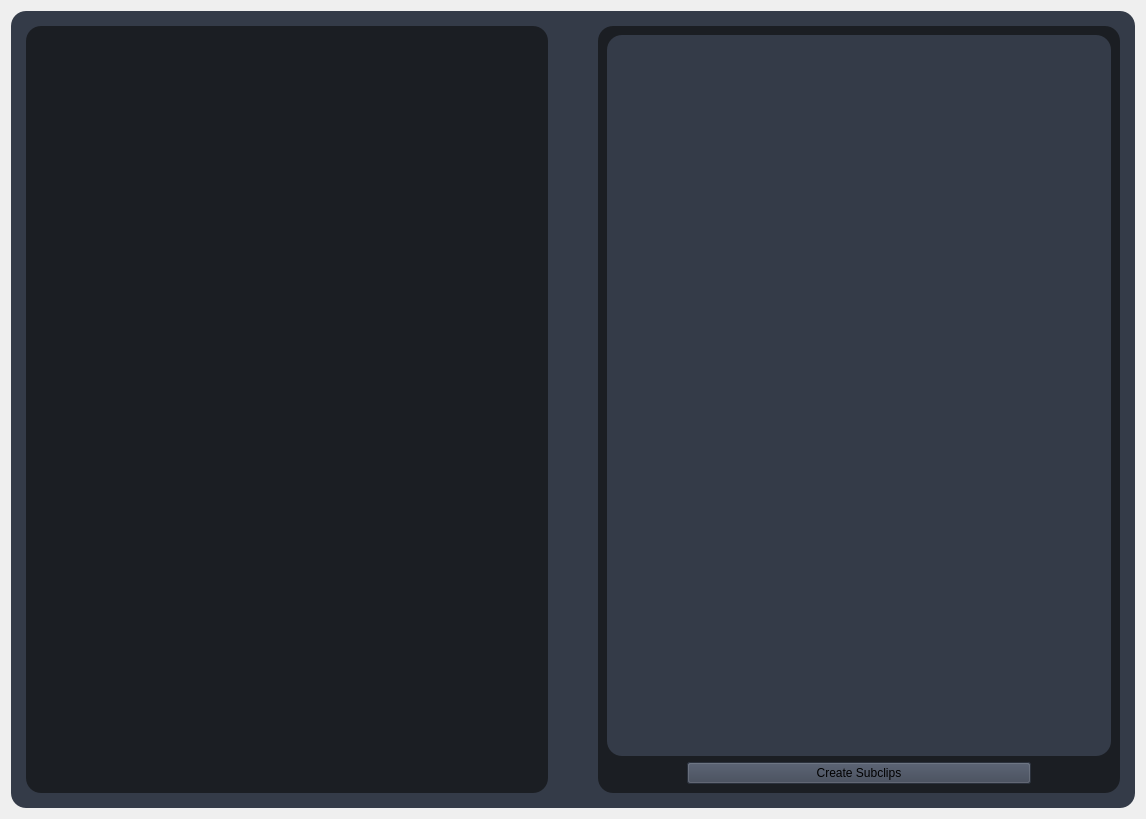
This is gui/uis/pages/main_pages.ui in AlexJrDevs/CroptMedia as Qt 5 draws it before an edit. The edited form follows.
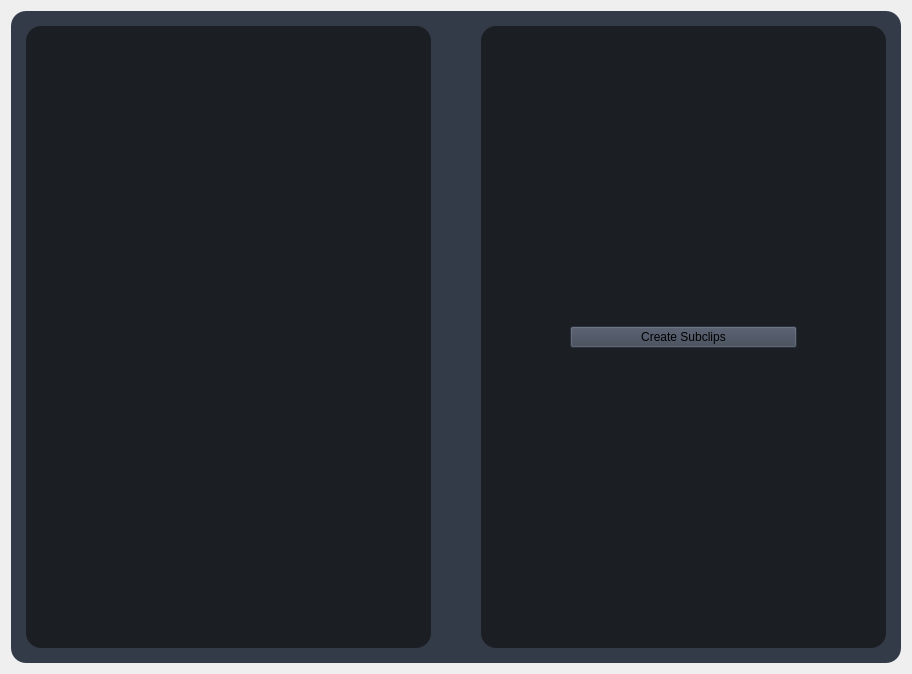
This is the edited form. The open tabs and pages were chosen to show the change.

Patch:
```diff
--- a/gui/uis/pages/main_pages.ui
+++ b/gui/uis/pages/main_pages.ui
@@ -6,8 +6,8 @@
    <rect>
     <x>0</x>
     <y>0</y>
-    <width>1146</width>
-    <height>819</height>
+    <width>912</width>
+    <height>674</height>
    </rect>
   </property>
   <property name="font">
@@ -524,36 +524,7 @@
                     </property>
                     <layout class="QGridLayout" name="gridLayout_14" rowstretch="0,0,0,0">
                      <item row="2" column="0">
-                      <layout class="QVBoxLayout" name="verticalLayout">
-                       <item>
-                        <widget class="QWidget" name="files_bg" native="true">
-                         <layout class="QGridLayout" name="gridLayout_9">
-                          <property name="leftMargin">
-                           <number>0</number>
-                          </property>
-                          <property name="topMargin">
-                           <number>0</number>
-                          </property>
-                          <property name="rightMargin">
-                           <number>0</number>
-                          </property>
-                          <property name="bottomMargin">
-                           <number>0</number>
-                          </property>
-                          <property name="verticalSpacing">
-                           <number>2</number>
-                          </property>
-                          <item row="0" column="0">
-                           <layout class="QVBoxLayout" name="files_upload">
-                            <property name="spacing">
-                             <number>0</number>
-                            </property>
-                           </layout>
-                          </item>
-                         </layout>
-                        </widget>
-                       </item>
-                      </layout>
+                      <layout class="QVBoxLayout" name="upload_layout"/>
                      </item>
                      <item row="3" column="0">
                       <widget class="QWidget" name="gridWidget" native="true">
```
Left out of the diff: 2 changed lines with no effect on the pictures.
